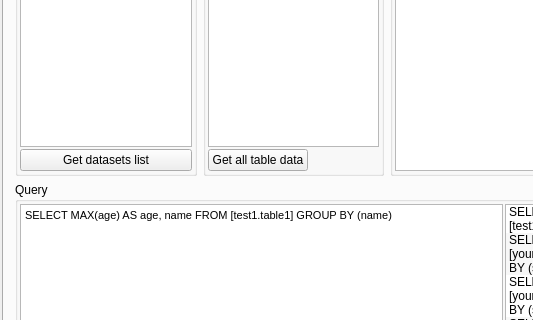
First picture: the form in mainwindow.ui, repository shonlove/qt-google-bigquery, before the edit; both pictures show x 0 to 533 and y 212 to 532 of the 775 by 743 pixel window.
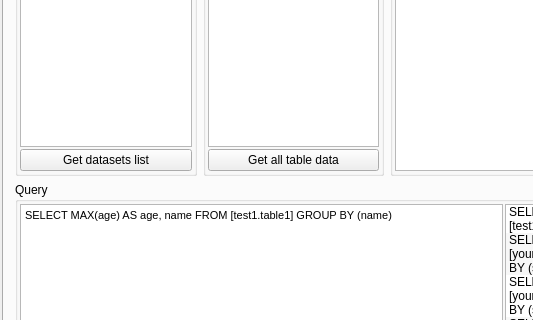
Second picture: the form after the edit.

Patch:
```diff
--- a/mainwindow.ui
+++ b/mainwindow.ui
@@ -83,9 +83,15 @@
            </item>
            <item>
             <widget class="QPushButton" name="pbGetTableData">
+             <property name="sizePolicy">
+              <sizepolicy hsizetype="Preferred" vsizetype="Fixed">
+               <horstretch>0</horstretch>
+               <verstretch>0</verstretch>
+              </sizepolicy>
+             </property>
              <property name="maximumSize">
               <size>
-               <width>100</width>
+               <width>16777215</width>
                <height>16777215</height>
               </size>
              </property>
```
Left out of the diff: 2 changed lines with no effect on the pictures.
